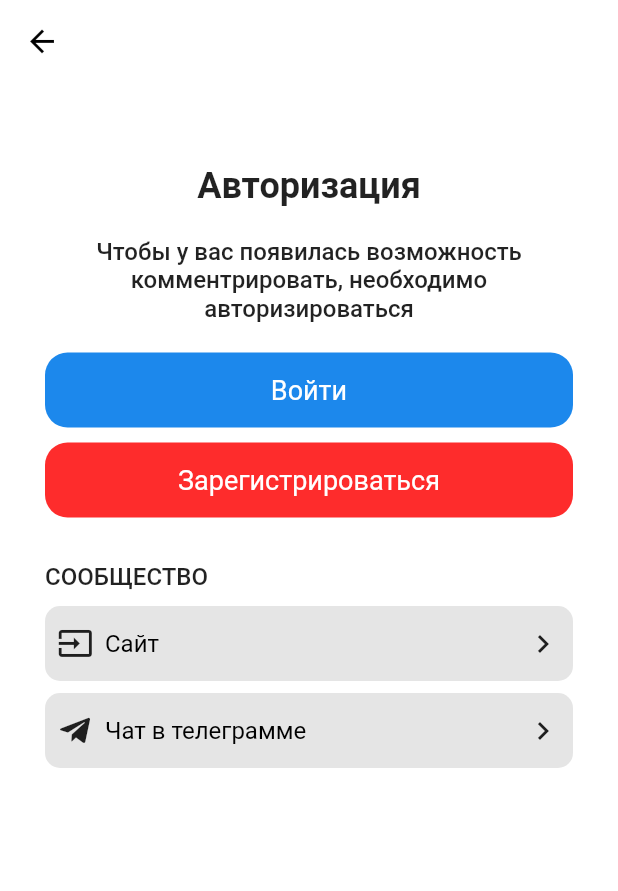
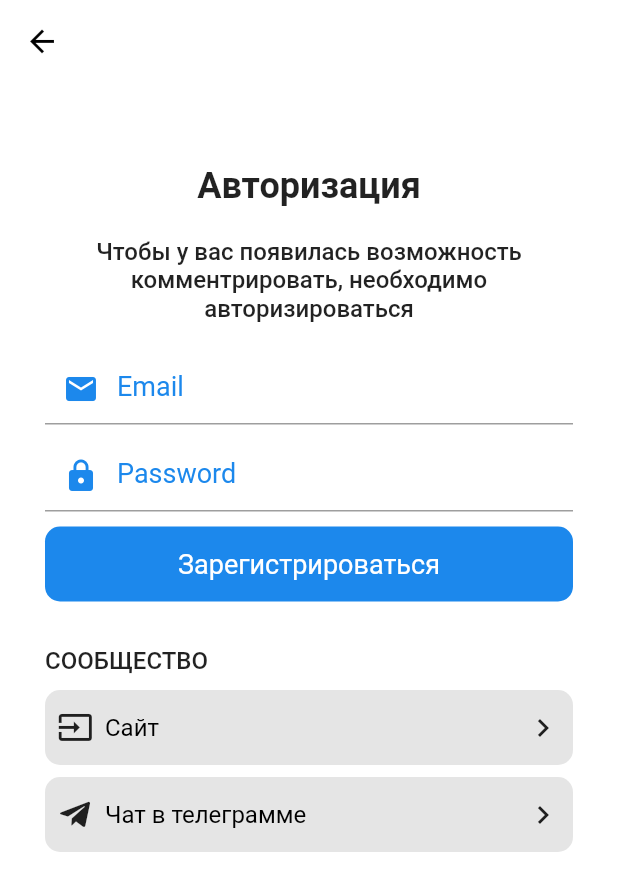
Before and after one commit to ulmic/it_way_app, a Flutter app: the ProfileScreen screen opened directly, on a phone screen of 412 x 824 dp. Shown: the top 891 px of the screen. Run offline on Flutter 3.47's test engine with Material 2 defaults, Android fonts, the phone set to English and light mode, and no system bars; our stand-ins replace audio_service, audioplayers, bloc, flutter_bloc, get_it, youtube_player_flutter; network calls fail.

Commit message:
create login

```diff
--- a/lib/components/login_button.dart
+++ b/lib/components/login_button.dart
@@ -1,14 +1,13 @@
 import 'package:flutter/material.dart';
+import 'package:it_way_app/statics/colors.dart';
 import 'package:it_way_app/statics/style.dart';
 
 class LoginButton extends StatefulWidget {
-  final String nameOfCard;
-  final Color color;
-  final Function logIn;
+  final String label;
+  final Function func;
   const LoginButton({
-    this.nameOfCard,
-    this.color,
-    this.logIn,
+    this.label,
+    this.func,
   });
   @override
   _LoginButtonState createState() => _LoginButtonState();
@@ -18,22 +17,23 @@ class _LoginButtonState extends State<LoginButton> {
   @override
   Widget build(BuildContext context) {
     return GestureDetector(
+      onTap: () {
+        widget.func();
+      },
       child: Container(
-        decoration: BoxDecoration(
-          borderRadius: BorderRadius.circular(15.0),
-          color: widget.color,
-        ),
         height: 50.0,
         width: MediaQuery.of(context).size.width,
+        decoration: BoxDecoration(
+            borderRadius: BorderRadius.circular(10.0),
+            color: LibraryColors.kActiveColor),
         child: Center(
           child: Text(
-            widget.nameOfCard,
+            widget.label,
             style: LibraryStyle.loginButtonText,
             textAlign: TextAlign.center,
           ),
         ),
       ),
-      onTap: widget.logIn,
     );
   }
 }
--- /dev/null
+++ b/lib/components/login_widget.dart
@@ -0,0 +1,46 @@
+import 'package:flutter/material.dart';
+import 'package:it_way_app/statics/colors.dart';
+import 'package:it_way_app/statics/style.dart';
+
+class LoginWidget extends StatefulWidget {
+  final String nameOfCard;
+  final Icon icon;
+
+  final TextEditingController controller;
+  final bool obscure;
+
+  const LoginWidget({
+    this.nameOfCard,
+    this.icon,
+    this.controller,
+    this.obscure,
+  });
+  @override
+  _LoginWidgetState createState() => _LoginWidgetState();
+}
+
+class _LoginWidgetState extends State<LoginWidget> {
+  @override
+  Widget build(BuildContext context) {
+    return Padding(
+      padding: const EdgeInsets.only(bottom: 8.0),
+      child: Container(
+        height: 50.0,
+        width: MediaQuery.of(context).size.width,
+        child: TextField(
+          controller: widget.controller,
+          obscureText: widget.obscure,
+          decoration: InputDecoration(
+              hintText: widget.nameOfCard,
+              hintStyle: LibraryStyle.loginText,
+              prefixIcon: Padding(
+                padding: EdgeInsets.all(8.0),
+                child: IconTheme(
+                    data: IconThemeData(color: LibraryColors.kActiveColor),
+                    child: widget.icon),
+              )),
+        ),
+      ),
+    );
+  }
+}
--- a/lib/sreens/profile_screen.dart
+++ b/lib/sreens/profile_screen.dart
@@ -1,7 +1,8 @@
 import 'package:flutter/cupertino.dart';
 import 'package:flutter/material.dart';
+import 'package:it_way_app/components/login_button.dart';
 import 'package:it_way_app/components/reusable_card.dart';
-import 'package:it_way_app/components/login_button.dart';
+import 'package:it_way_app/components/login_widget.dart';
 import 'package:it_way_app/statics/style.dart';
 import 'package:it_way_app/statics/colors.dart';
 import 'package:it_way_app/statics/assets.dart';
@@ -14,9 +15,25 @@ class ProfileScreen extends StatefulWidget {
 }
 
 class _ProfileScreenState extends State<ProfileScreen> {
+  TextEditingController emailController = TextEditingController();
+  TextEditingController passwordController = TextEditingController();
+
+  String email;
+  String password;
+  bool showLogin = true;
+
   @override
   Widget build(BuildContext context) {
+    void loginUser() {
+      email = emailController.text;
+      password = passwordController.text;
+
+      emailController.clear();
+      passwordController.clear();
+    }
+
     return Scaffold(
+      resizeToAvoidBottomInset: false,
       backgroundColor: Colors.white,
       appBar: AppBarBack(),
       body: Padding(
@@ -45,37 +62,29 @@ class _ProfileScreenState extends State<ProfileScreen> {
             Column(
               mainAxisAlignment: MainAxisAlignment.spaceEvenly,
               children: [
+                LoginWidget(
+                  icon: Icon(
+                    Icons.email,
+                  ),
+                  nameOfCard: 'Email',
+                  controller: emailController,
+                  obscure: false,
+                ),
+                LoginWidget(
+                  icon: Icon(
+                    Icons.lock,
+                  ),
+                  nameOfCard: 'Password',
+                  controller: passwordController,
+                  obscure: true,
+                ),
                 LoginButton(
-                  nameOfCard: 'Войти',
-                  color: LibraryColors.kActiveColor,
-                ),
-                SizedBox(height: 10.0),
-                LoginButton(
-                  nameOfCard: 'Зарегистрироваться',
-                  color: LibraryColors.redColor,
+                  label: 'Зарегистрироваться',
+                  func: loginUser,
                 ),
               ],
             ),
             SizedBox(height: 30.0),
-            // Column(
-            //   crossAxisAlignment: CrossAxisAlignment.start,
-            //   children: [
-            //     Text(
-            //       'Настройки'.toUpperCase(),
-            //       style: LibraryStyle.settings,
-            //     ),
-            //     SizedBox(height: 10.0),
-            //     ReusableCadrInProfileScreen(
-            //       iconOnCard: LibraryAssets.contenticon,
-            //       nameOfCard: 'Лента',
-            //     ),
-            //     ReusableCadrInProfileScreen(
-            //       iconOnCard: LibraryAssets.notifications,
-            //       nameOfCard: 'Уведомления',
-            //     ),
-            //   ],
-            // ),
-            // SizedBox(height: 25.0),
             Column(
               crossAxisAlignment: CrossAxisAlignment.start,
               children: [
--- a/lib/statics/style.dart
+++ b/lib/statics/style.dart
@@ -34,5 +34,13 @@ class LibraryStyle {
     fontSize: 14.0,
   );
 
-  static const loginButtonText = TextStyle(fontSize: 18.0, color: Colors.white);
+  static const loginText = TextStyle(
+    fontSize: 18.0,
+    color: LibraryColors.kActiveColor,
+  );
+
+  static const loginButtonText = TextStyle(
+    fontSize: 18.0,
+    color: Colors.white,
+  );
 }
```
